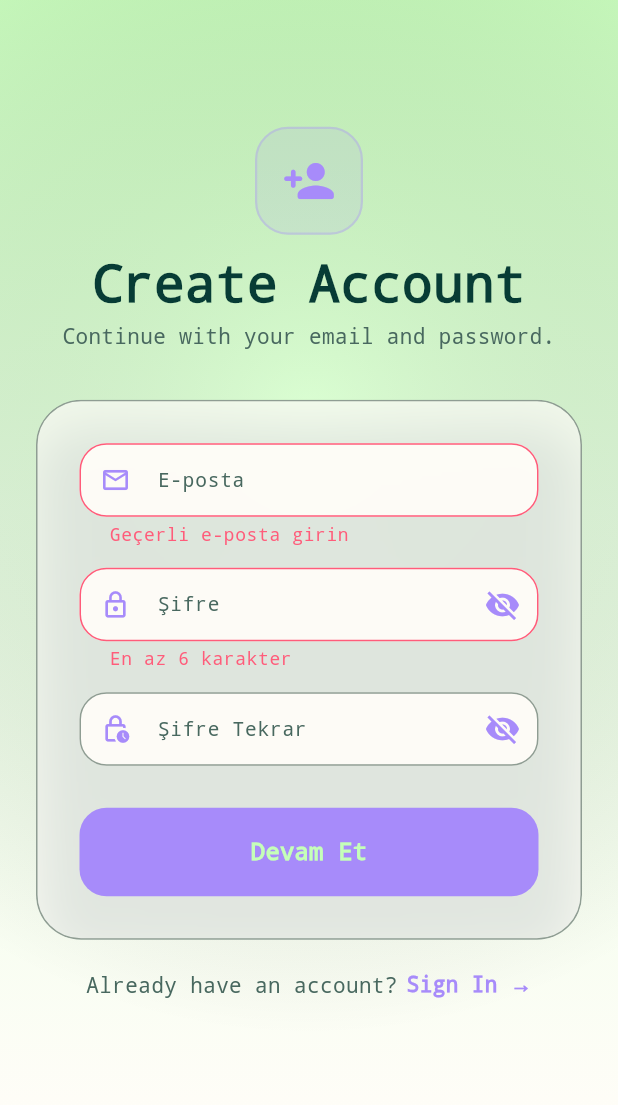
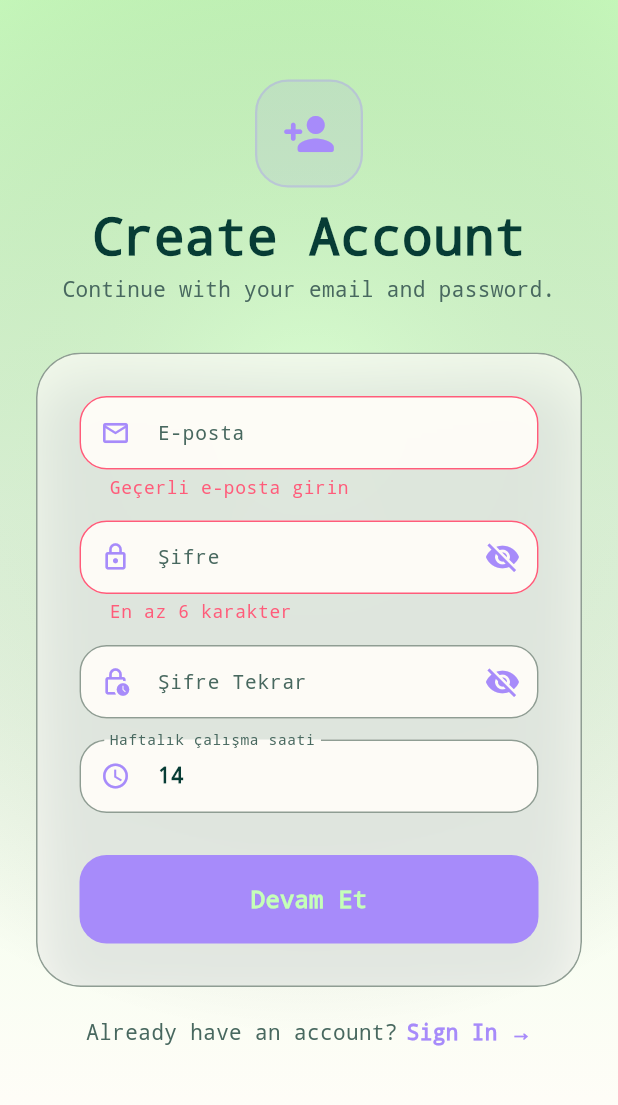
Before and after one commit to GoktugTutar/termprojectui, a Flutter app: the RegisterScreen screen opened directly, after a tap on "Devam Et", on a phone screen of 412 x 824 dp, the part 108-1213 px from its top. Run offline on Flutter 3.47's test engine with Material 3 defaults, Android fonts, the light colour scheme and no system bars; our stand-ins replace flutter_svg, shared_preferences; missing offline and left inert: avatar_maker; accounts and stored records are empty; network calls fail.

Commit message:
haftalıksaat

```diff
--- a/lib/core/api_client.dart
+++ b/lib/core/api_client.dart
@@ -90,8 +90,13 @@ class ApiClient {
     int? gradeLevel,
     double? gpa,
     String? academicTerm,
+    int weeklyStudyHours = 14,
   }) async {
-    final body = <String, dynamic>{'email': email, 'password': password};
+    final body = <String, dynamic>{
+      'email': email,
+      'password': password,
+      'weeklyStudyHours': weeklyStudyHours,
+    };
     if (gradeLevel != null) {
       body['gradeLevel'] = gradeLevel;
     }
--- a/lib/screens/register_screen.dart
+++ b/lib/screens/register_screen.dart
@@ -17,6 +17,7 @@ class _RegisterScreenState extends State<RegisterScreen> {
   final _emailCtrl = TextEditingController();
   final _passCtrl = TextEditingController();
   final _confirmCtrl = TextEditingController();
+  final _weeklyHoursCtrl = TextEditingController(text: '14');
 
   bool _loading = false;
   bool _passObscure = true;
@@ -30,6 +31,7 @@ class _RegisterScreenState extends State<RegisterScreen> {
     _emailCtrl.dispose();
     _passCtrl.dispose();
     _confirmCtrl.dispose();
+    _weeklyHoursCtrl.dispose();
     super.dispose();
   }
 
@@ -37,9 +39,11 @@ class _RegisterScreenState extends State<RegisterScreen> {
     if (!_formKey.currentState!.validate()) return;
     setState(() => _loading = true);
     try {
+      final hours = int.tryParse(_weeklyHoursCtrl.text.trim()) ?? 14;
       final token = await ApiClient.register(
         _emailCtrl.text.trim(),
         _passCtrl.text.trim(),
+        weeklyStudyHours: hours.clamp(1, 70),
       );
       await ApiClient.saveToken(token);
       if (!mounted) return;
@@ -289,6 +293,22 @@ class _RegisterScreenState extends State<RegisterScreen> {
                   validator: (v) =>
                       v != _passCtrl.text ? 'Şifreler eşleşmiyor' : null,
                 ),
+                const SizedBox(height: 14),
+                _field(
+                  ctrl: _weeklyHoursCtrl,
+                  label: 'Haftalık çalışma saati',
+                  icon: Icons.schedule_outlined,
+                  type: TextInputType.number,
+                  palette: p,
+                  hint: 'Varsayılan: 14 saat',
+                  validator: (v) {
+                    final n = int.tryParse(v ?? '');
+                    if (n == null || n < 1 || n > 70) {
+                      return '1 ile 70 arasında bir değer girin';
+                    }
+                    return null;
+                  },
+                ),
                 const SizedBox(height: 28),
                 FilledButton(
                   onPressed: _loading ? null : _submit,
@@ -335,6 +355,7 @@ class _RegisterScreenState extends State<RegisterScreen> {
     TextInputType? type,
     bool obscure = false,
     Widget? suffix,
+    String? hint,
     String? Function(String?)? validator,
   }) {
     return TextFormField(
@@ -350,6 +371,8 @@ class _RegisterScreenState extends State<RegisterScreen> {
       decoration: InputDecoration(
         labelText: label,
         labelStyle: TextStyle(color: palette.muted, fontSize: 13),
+        hintText: hint,
+        hintStyle: TextStyle(color: palette.muted, fontSize: 13),
         prefixIcon: Icon(icon, color: palette.accent, size: 20),
         suffixIcon: suffix,
         filled: true,
```
